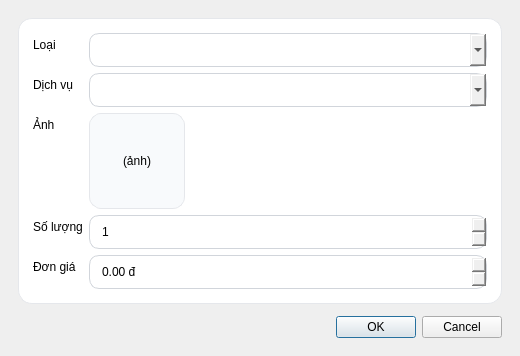
Before: the Qt Designer form app/ui/dialog_session_service.ui in thaieaut-engineer/Cong-nghe-phan-mem, drawn with Qt 5.
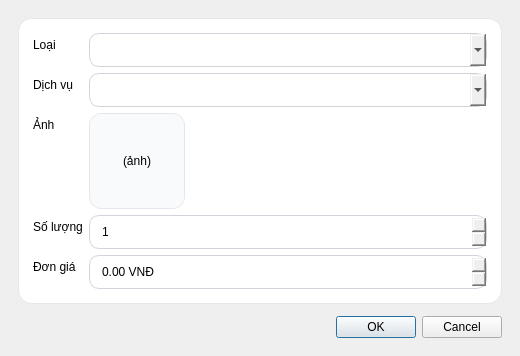
After: the same form once the commit is applied.

Diff of the .ui file:
```diff
--- a/app/ui/dialog_session_service.ui
+++ b/app/ui/dialog_session_service.ui
@@ -127,7 +127,7 @@
          <double>10000000.000000000000000</double>
         </property>
         <property name="suffix">
-         <string> đ</string>
+         <string> VNĐ</string>
         </property>
        </widget>
       </item>
```
